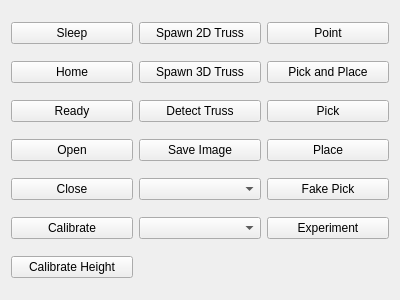
This is rqt_user_interface/resource/flex_grasp.ui in padmaja-kulkarni/vine_tomato_grasping as Qt 5 draws it before an edit. The edited form follows.
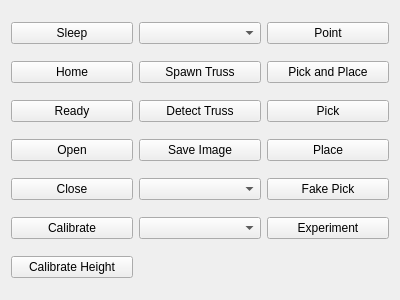
This is the edited form.

Commit message: Spawn different truss types from a ROS node

```diff
--- a/rqt_user_interface/resource/flex_grasp.ui
+++ b/rqt_user_interface/resource/flex_grasp.ui
@@ -72,17 +72,14 @@
    </item>
 
    <item row="0" column="1">
-    <widget class="QPushButton" name="Spawn2DTrussButton">
-     <property name="text">
-      <string>Spawn 2D Truss</string>
-     </property>
+    <widget class="QComboBox" name="SelectSpawnTypeButton">
     </widget>
    </item>
 
    <item row="1" column="1">
     <widget class="QPushButton" name="Spawn3DTrussButton">
      <property name="text">
-      <string>Spawn 3D Truss</string>
+      <string>Spawn Truss</string>
      </property>
     </widget>
    </item>
```
Left out of the diff: 2 changed lines with no effect on the pictures. The commit also changes 12 other files.
